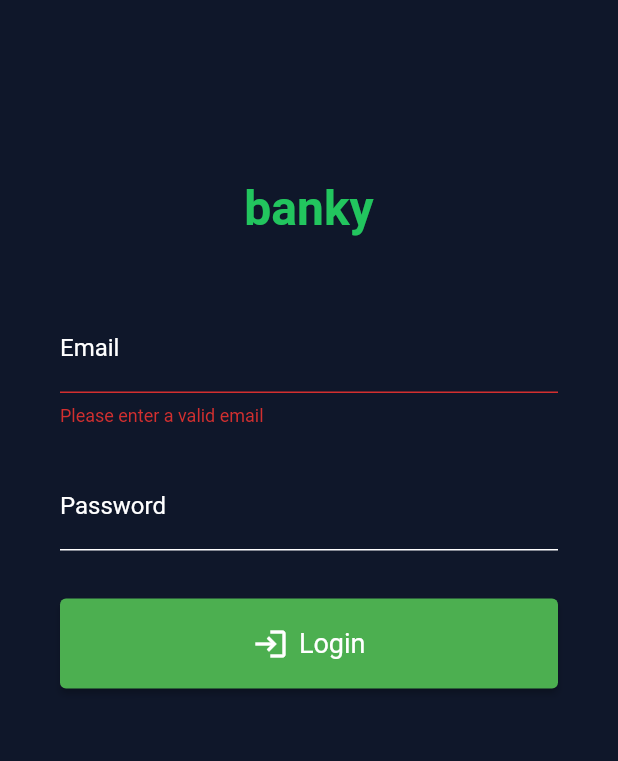
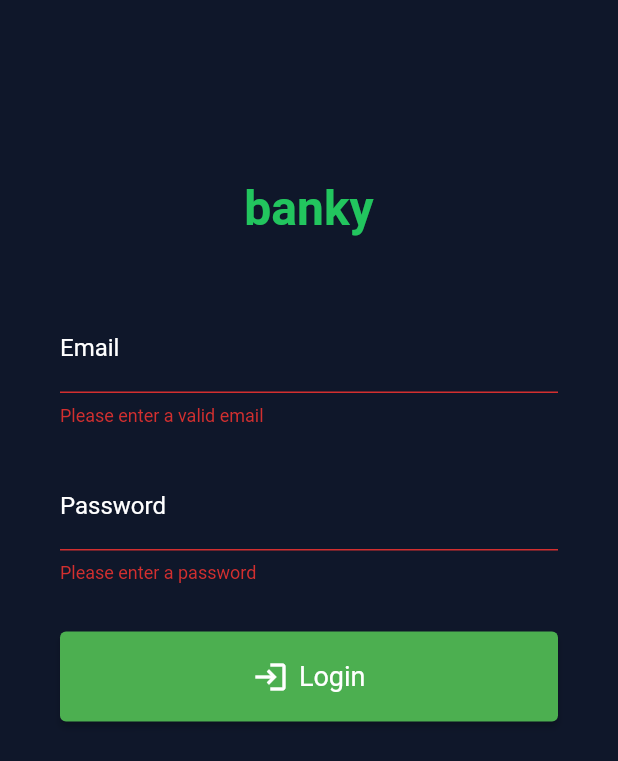
Before and after one commit to LuizGuilherme13/login-page, a Flutter app: the screen it shows after launch, after a tap on "Login", on a phone screen of 412 x 824 dp. Shown: the top 761 px of the screen. Run offline on Flutter 3.47's test engine with Material 2 defaults, Android fonts, the phone set to English and light mode, and no system bars; our stand-ins replace awesome_snackbar_content; Roboto replaces fonts that are missing (RaleWay).

Commit message:
adding error message in SnackBar

```diff
--- a/lib/data/user/user.dart
+++ b/lib/data/mock/user/user.dart
@@ -5,17 +5,17 @@ String userDataJson = '''
     "user":[
       {
         "id": 1,
-        "email": "dev1@example.com",
+        "login": "dev1",
         "password": "123"
       },
             {
         "id": 2,
-        "email": "dev2@example.com",
+        "login": "dev2",
         "password": "abc321"
       },
       {
         "id": 3,
-        "email": "dev3@example.com",
+        "login": "dev3",
         "password": "admin123"
       }
     ]
--- a/lib/src/pages/login/login_page.dart
+++ b/lib/src/pages/login/login_page.dart
@@ -1,8 +1,9 @@
 import 'package:flutter/material.dart';
 import 'package:login_page/data/models/login.dart';
-import 'package:login_page/data/user/user.dart';
-import 'package:login_page/src/pages/login/widgets/custom_text_input.dart';
+import 'package:login_page/data/mock/user/user.dart';
+import 'package:login_page/src/pages/login/widgets/form_input.dart';
 import 'package:login_page/src/shared/widgets/block_button.dart';
+import 'package:awesome_snackbar_content/awesome_snackbar_content.dart';
 
 class LoginPage extends StatefulWidget {
   const LoginPage({super.key});
@@ -18,19 +19,27 @@ class _LoginPageState extends State<LoginPage> {
 
   void _submitForm() {
     if (_formKey.currentState!.validate()) {
-      LoginResponse? data = _findUser(
-        email: _emailController.text,
+      LoginResponse? data = _authUser(
+        login: _emailController.text,
         password: _passwordController.text,
       );
       if (data != null) {
         goToHome();
       } else {
-        ScaffoldMessenger.of(context).showSnackBar(
-          const SnackBar(
-            content: Text('Incorrect email or password'),
-            backgroundColor: Colors.red,
-          ),
+        FocusScope.of(context).unfocus();
+        final snackBar = SnackBar(
+          elevation: 0,
+          behavior: SnackBarBehavior.floating,
+          backgroundColor: Colors.transparent,
+          content: AwesomeSnackbarContent(
+              title: 'Oh no, an error!',
+              message: 'Incorrect email and/or password',
+              messageFontSize: 14,
+              contentType: ContentType.failure),
         );
+        ScaffoldMessenger.of(context)
+          ..hideCurrentSnackBar()
+          ..showSnackBar(snackBar);
       }
     }
   }
@@ -40,6 +49,7 @@ class _LoginPageState extends State<LoginPage> {
     return Form(
       key: _formKey,
       child: Scaffold(
+        resizeToAvoidBottomInset: false,
         backgroundColor: const Color(0xFF0F172A),
         body: Container(
           padding: const EdgeInsets.only(top: 120, left: 40, right: 40),
@@ -55,15 +65,16 @@ class _LoginPageState extends State<LoginPage> {
                     )),
               ),
               const SizedBox(height: 45),
-              CustomTextInput(
+              FormInput(
                 controller: _emailController,
                 label: 'Email',
                 validator: _validateEmail,
               ),
               const SizedBox(height: 24),
-              CustomTextInput(
+              FormInput(
                 controller: _passwordController,
                 label: 'Password',
+                validator: _validatePassword,
                 obscureText: true,
               ),
               const SizedBox(height: 32),
@@ -93,14 +104,21 @@ String? _validateEmail(String? value) {
   return null;
 }
 
-LoginResponse? _findUser({required String email, required String password}) {
+String? _validatePassword(String? value) {
+  if (value == null || value.isEmpty) {
+    return 'Please enter a password';
+  }
+  return null;
+}
+
+LoginResponse? _authUser({required String login, required String password}) {
   List<dynamic> users = userData['user'];
   List<dynamic> infos = userInfo['user_info'];
 
   for (var user in users) {
     var userID = user['id'];
 
-    if (user['email'] == email && user['password'] == password) {
+    if (user['login'] == login && user['password'] == password) {
       var matchingInfo = infos.firstWhere(
         (info) => info['info']['user_id'] == userID,
         orElse: () => null,
--- a/lib/src/pages/login/widgets/custom_text_input.dart
+++ b/lib/src/pages/login/widgets/form_input.dart
@@ -1,12 +1,12 @@
 import 'package:flutter/material.dart';
 
-class CustomTextInput extends StatefulWidget {
+class FormInput extends StatefulWidget {
   final TextEditingController controller;
   final String label;
   final bool obscureText;
   final String? Function(String?)? validator;
 
-  const CustomTextInput({
+  const FormInput({
     super.key,
     required this.controller,
     required this.label,
@@ -15,10 +15,10 @@ class CustomTextInput extends StatefulWidget {
   });
 
   @override
-  State<CustomTextInput> createState() => _CustomTextInput();
+  State<FormInput> createState() => _FormInput();
 }
 
-class _CustomTextInput extends State<CustomTextInput> {
+class _FormInput extends State<FormInput> {
   @override
   Widget build(BuildContext context) {
     return TextFormField(
--- a/pubspec.yaml
+++ b/pubspec.yaml
@@ -35,6 +35,7 @@ dependencies:
   # The following adds the Cupertino Icons font to your application.
   # Use with the CupertinoIcons class for iOS style icons.
   cupertino_icons: ^1.0.2
+  awesome_snackbar_content: ^0.1.3
 
 dev_dependencies:
   flutter_test:
```
Also changed, not shown: pubspec.lock.
